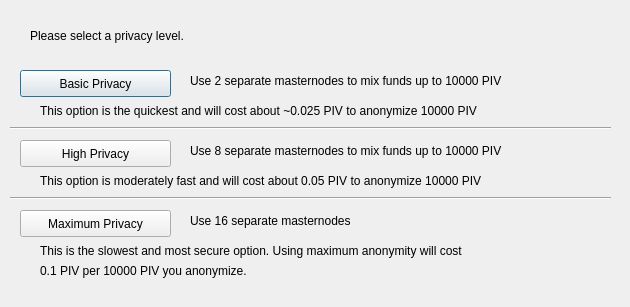
Above: src/qt/forms/obfuscationconfig.ui from scryptachain/scrypta before the change. Below: the same form after it.
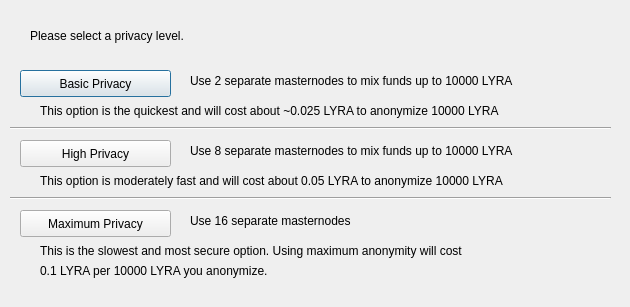
That is the form after the change.

Patch:
```diff
--- a/src/qt/forms/obfuscationconfig.ui
+++ b/src/qt/forms/obfuscationconfig.ui
@@ -75,7 +75,7 @@
     </rect>
    </property>
    <property name="text">
-    <string>Use 2 separate masternodes to mix funds up to 10000 PIV</string>
+    <string>Use 2 separate masternodes to mix funds up to 10000 LYRA</string>
    </property>
   </widget>
   <widget class="QLabel" name="label_3">
@@ -88,7 +88,7 @@
     </rect>
    </property>
    <property name="text">
-    <string>Use 8 separate masternodes to mix funds up to 10000 PIV</string>
+    <string>Use 8 separate masternodes to mix funds up to 10000 LYRA</string>
    </property>
   </widget>
   <widget class="QLabel" name="label_4">
@@ -114,7 +114,7 @@
     </rect>
    </property>
    <property name="text">
-    <string>This option is the quickest and will cost about ~0.025 PIV to anonymize 10000 PIV</string>
+    <string>This option is the quickest and will cost about ~0.025 LYRA to anonymize 10000 LYRA</string>
    </property>
   </widget>
   <widget class="QLabel" name="label_7">
@@ -127,7 +127,7 @@
     </rect>
    </property>
    <property name="text">
-    <string>This option is moderately fast and will cost about 0.05 PIV to anonymize 10000 PIV</string>
+    <string>This option is moderately fast and will cost about 0.05 LYRA to anonymize 10000 LYRA</string>
    </property>
   </widget>
   <widget class="QLabel" name="label_8">
@@ -153,7 +153,7 @@
     </rect>
    </property>
    <property name="text">
-    <string>0.1 PIV per 10000 PIV you anonymize.</string>
+    <string>0.1 LYRA per 10000 LYRA you anonymize.</string>
    </property>
   </widget>
   <widget class="Line" name="line">
```
